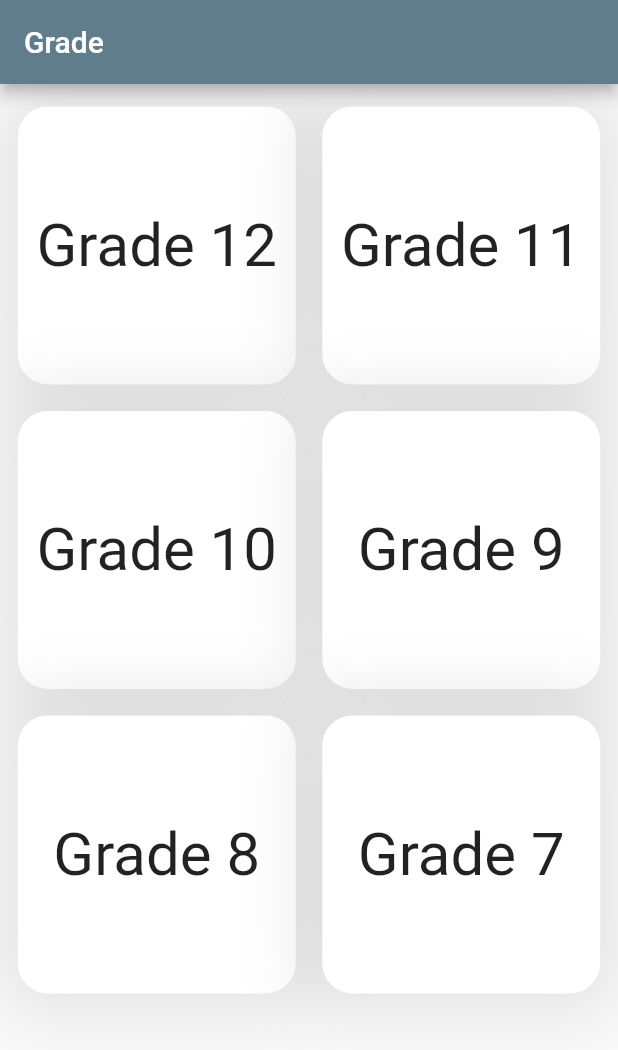
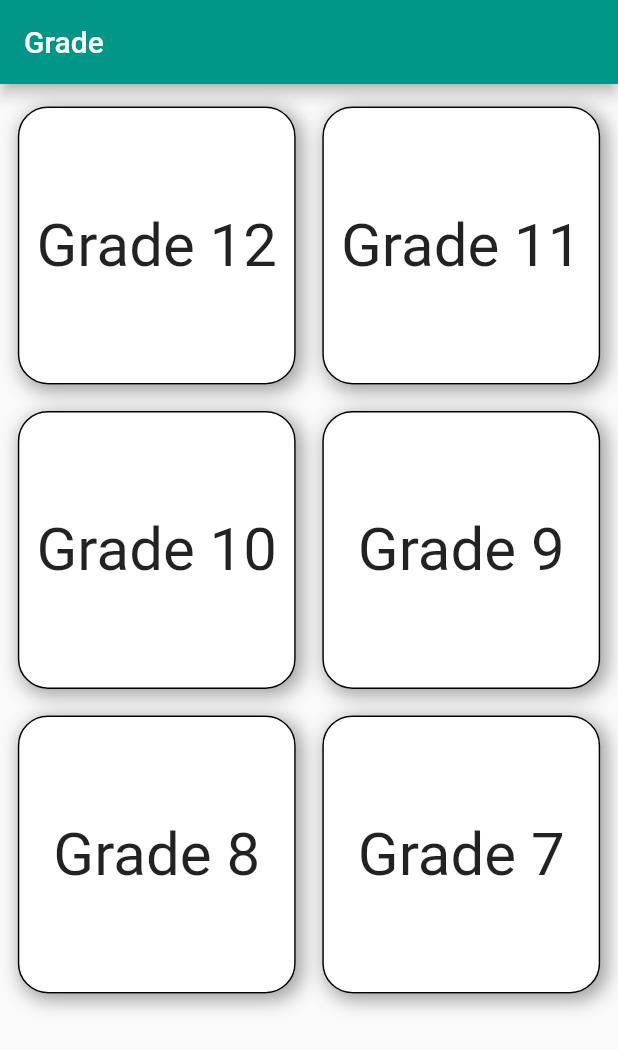
Before and after one commit to NattyEngeda/Student_Books_App, a Flutter app: the screen it shows after launch, on a phone screen of 412 x 824 dp. Shown: the top 1050 px of the screen. Run offline on Flutter 3.47's test engine with Material 2 defaults, Android fonts, the phone set to English and light mode, and no system bars.

Commit message:
second commit

```diff
--- a/lib/main.dart
+++ b/lib/main.dart
@@ -1,7 +1,7 @@
 import 'package:flutter/material.dart';
-import 'package:flutter_staggered_animations/flutter_staggered_animations.dart';
 import 'lists.dart';
 import 'subjectspage.dart';
+import 'test/test.dart';
 
 void main() {
   runApp(const MyApp());
@@ -19,7 +19,7 @@ class _MyAppState extends State<MyApp> {
   Widget build(BuildContext context) {
     return MaterialApp(
       home: HomePage(),
-      theme: ThemeData(primarySwatch: Colors.blueGrey),
+      theme: ThemeData(primarySwatch: Colors.teal),
     );
   }
 }
@@ -40,24 +40,13 @@ class _HomePageState extends State<HomePage> {
         appBar: AppBar(
           title: Text("Grade"),
         ),
-      body: AnimationLimiter(
-          child: GridView.builder(
+        body: GridView.builder(
           padding: EdgeInsets.fromLTRB(5, 15, 5, 10),
           itemCount: grades.grade.length,
-        physics: const BouncingScrollPhysics(
-            parent: AlwaysScrollableScrollPhysics()),
           gridDelegate: const SliverGridDelegateWithFixedCrossAxisCount(
               crossAxisCount: 2, crossAxisSpacing: 4.0, mainAxisSpacing: 4.0),
           itemBuilder: (BuildContext context, int index) {
-          return AnimationConfiguration.staggeredGrid(
-            position: index,
-            duration: Duration(milliseconds: 200),
-            columnCount: 2,
-            child: ScaleAnimation(
-              duration: Duration(milliseconds: 900),
-              curve: Curves.fastLinearToSlowEaseIn,
-              child: FadeInAnimation(
-                  child: GestureDetector(
+            return GestureDetector(
               child: GradeBox(grades: grades.grade[index]),
               onTap: () {
                 Navigator.push(
@@ -67,12 +56,9 @@ class _HomePageState extends State<HomePage> {
                               ggrade: grades.grade[index],
                             )));
               },
-              )),
-            ),
             );
           },
-      )),
-    );
+        ));
   }
 }
 
@@ -83,18 +69,23 @@ class GradeBox extends StatelessWidget {
   Widget build(BuildContext context) {
     double _w = MediaQuery.of(context).size.width;
     return Container(
+        decoration: BoxDecoration(
+            border: Border.all(width: 1.0, color: Colors.black),
+            borderRadius: BorderRadius.all(Radius.circular(20)),
+            boxShadow: const [
+              BoxShadow(
+                  color: Colors.grey,
+                  offset: Offset(3, 3),
+                  blurRadius: 10,
+                  spreadRadius: 1),
+              BoxShadow(
+                color: Colors.white,
+                offset: const Offset(0.0, 0.0),
+                blurRadius: 0.0,
+                spreadRadius: 0.0,
+              ), //Box
+            ]),
         margin: EdgeInsets.only(bottom: _w / 30, left: _w / 60, right: _w / 60),
-        decoration: BoxDecoration(
-          color: Colors.white,
-          borderRadius: BorderRadius.all(Radius.circular(20)),
-          boxShadow: [
-            BoxShadow(
-              color: Colors.black.withOpacity(0.1),
-              blurRadius: 40,
-              spreadRadius: 10,
-            ),
-          ],
-        ),
         child: Center(
           child: Text(
             grades,
@@ -104,85 +95,3 @@ class GradeBox extends StatelessWidget {
         ));
   }
 }
-
-// class HomePage extends StatelessWidget {
-//   @override
-//   Widget build(BuildContext context) {
-//     Grades grades = new Grades();
-//     double _w = MediaQuery.of(context).size.width;
-//     return MaterialApp(
-//       home: Scaffold(
-//         appBar: AppBar(title: Text("Grade"), backgroundColor: Colors.teal),
-//         body: AnimationLimiter(
-//             child: GridView.builder(
-//           padding: EdgeInsets.fromLTRB(5, 15, 5, 10),
-//           itemCount: grades.grade.length,
-//           physics: const BouncingScrollPhysics(
-//               parent: AlwaysScrollableScrollPhysics()),
-//           gridDelegate: const SliverGridDelegateWithFixedCrossAxisCount(
-//               crossAxisCount: 2, crossAxisSpacing: 4.0, mainAxisSpacing: 4.0),
-//           itemBuilder: (BuildContext context, int index) {
-//             return AnimationConfiguration.staggeredGrid(
-//               position: index,
-//               duration: Duration(milliseconds: 200),
-//               columnCount: 2,
-//               child: ScaleAnimation(
-//                 duration: Duration(milliseconds: 900),
-//                 curve: Curves.fastLinearToSlowEaseIn,
-//                 child: FadeInAnimation(
-//                   child: Container(
-//                     child: Center(
-//                       child: GestureDetector(
-//                         child: Text(
-//                           grades.grade[index],
-//                           textAlign: TextAlign.center,
-//                           style: TextStyle(fontSize: 40),
-//                         ),
-//                         onTap: () {
-//                           Navigator.push(
-//                               context,
-//                               MaterialPageRoute(
-//                                   builder: (context) => SubjectsPage(
-//                                         ggrade: grades.grade[index],
-//                                       )));
-//                         },
-//                       ),
-//                     ),
-//                     margin: EdgeInsets.only(
-//                         bottom: _w / 30, left: _w / 60, right: _w / 60),
-//                     decoration: BoxDecoration(
-//                       color: Colors.white,
-//                       borderRadius: BorderRadius.all(Radius.circular(20)),
-//                       boxShadow: [
-//                         BoxShadow(
-//                           color: Colors.black.withOpacity(0.1),
-//                           blurRadius: 40,
-//                           spreadRadius: 10,
-//                         ),
-//                       ],
-//                     ),
-//                   ),
-//                 ),
-//               ),
-//             );
-//           },
-//         )),
-//       ),
-//     );
-//   }
-// }
-
-
-
-//  ),
-//         GestureDetector(
-
-//           onTap: () {
-//             Navigator.push(
-//                 context,
-//                 MaterialPageRoute(
-//                     builder: (context) => SubjectsPage(
-//                           ggrade: grades.grade[index],
-//                         )));
-//           },
-//         ),
--- a/pubspec.yaml
+++ b/pubspec.yaml
@@ -39,6 +39,10 @@ dependencies:
 dev_dependencies:
   flutter_test:
     sdk: flutter
+    # firebase_core: ^0.4.0+9
+    # firebase_analytics: ^5.0.2
+    # firebase_auth: ^0.14.0+5
+    # cloud_firestore: ^0.12.9+5
 
   # The "flutter_lints" package below contains a set of recommended lints to
   # encourage good coding practices. The lint set provided by the package is
```
Also changed, not shown: lib/chapterspage.dart (added, +84 -0 lines), lib/subjectspage.dart (+123 -105 lines), 6 other files. Lines whose indentation alone changed are shown as unchanged.
